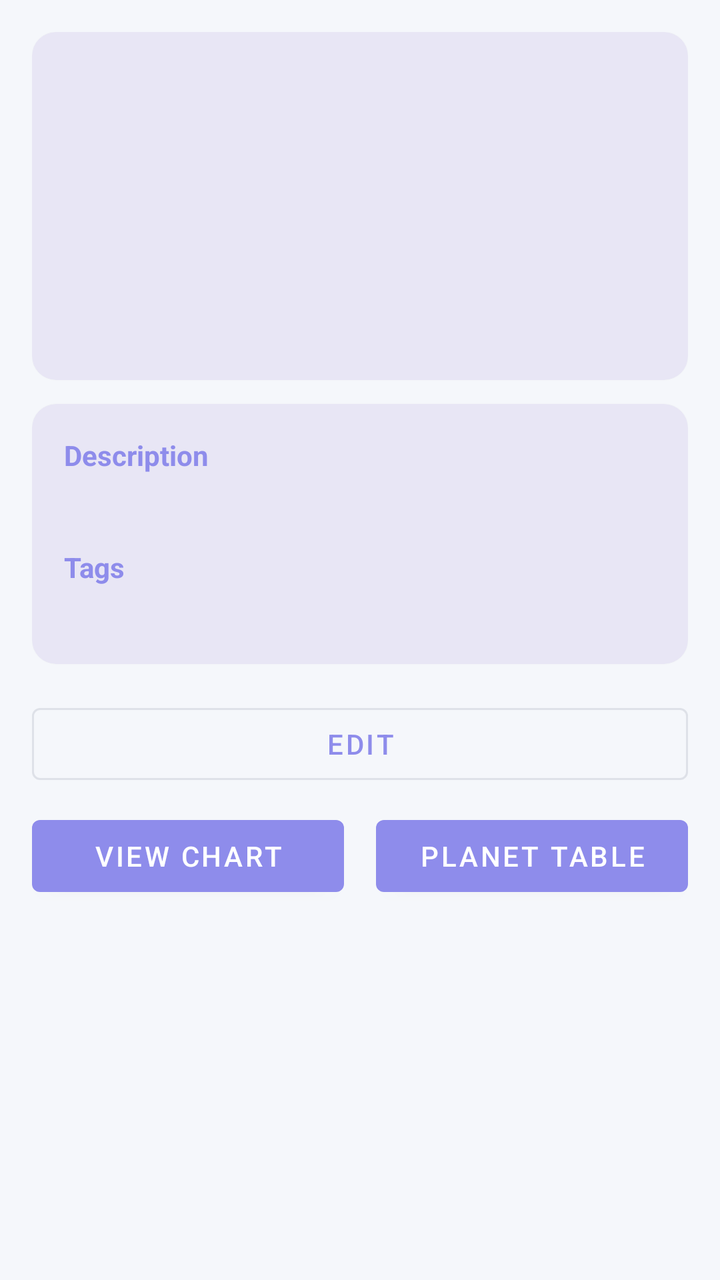
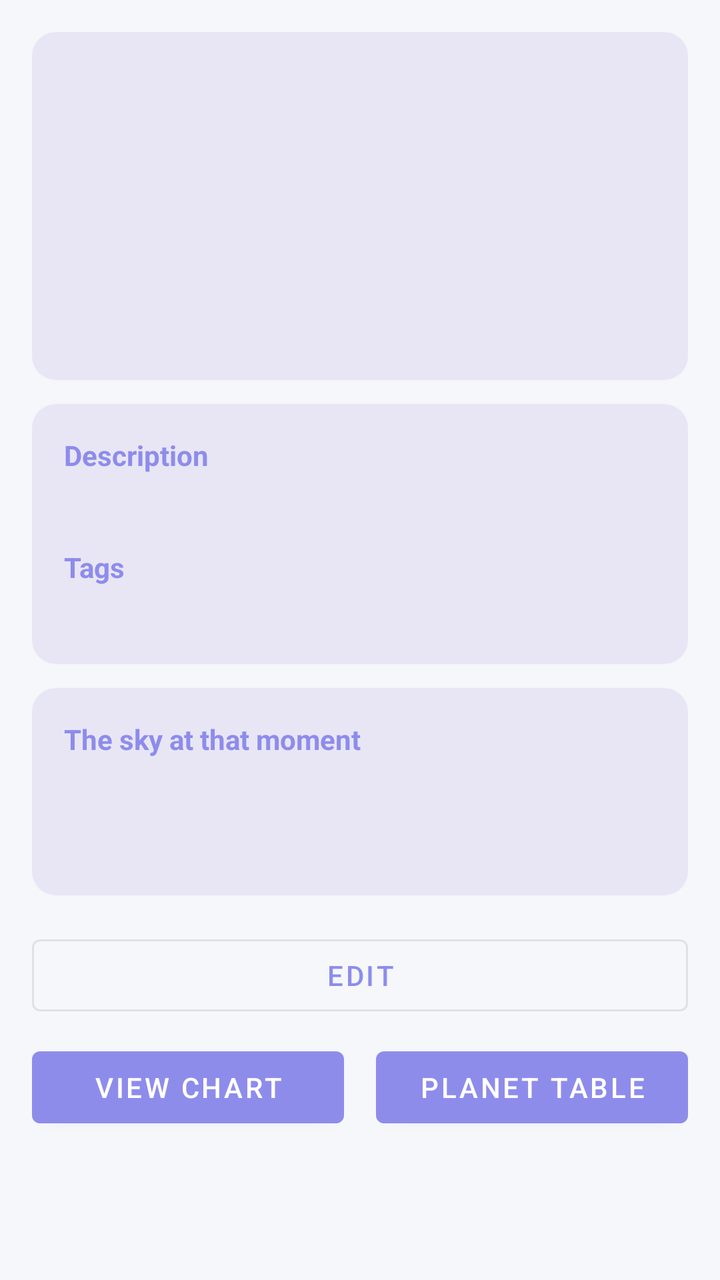

An Android layout rendered at two revisions. The XML below is the earlier revision; the diff shows what the commit changed to produce the second picture.
<!-- AndroidManifest.xml: application theme Theme.AstroDiary -->
<!-- res/layout/fragment_event_detail.xml -->
<?xml version="1.0" encoding="utf-8"?>
<ScrollView
    xmlns:android="http://schemas.android.com/apk/res/android"
    android:layout_width="match_parent"
    android:layout_height="match_parent"
    android:background="@color/background_dark">

    <LinearLayout
        android:layout_width="match_parent"
        android:layout_height="wrap_content"
        android:orientation="vertical"
        android:padding="16dp">

        <com.google.android.material.card.MaterialCardView
            xmlns:app="http://schemas.android.com/apk/res-auto"
            android:layout_width="match_parent"
            android:layout_height="wrap_content"
            app:cardBackgroundColor="@color/surface_dark"
            app:cardCornerRadius="12dp">

            <LinearLayout
                android:layout_width="match_parent"
                android:layout_height="wrap_content"
                android:orientation="vertical"
                android:padding="16dp">

                <TextView
                    android:id="@+id/textName"
                    android:layout_width="wrap_content"
                    android:layout_height="wrap_content"
                    android:textColor="@color/text_primary"
                    android:textSize="20sp"
                    android:textStyle="bold" />

                <TextView
                    android:id="@+id/textDateTime"
                    android:layout_width="wrap_content"
                    android:layout_height="wrap_content"
                    android:layout_marginTop="8dp"
                    android:textColor="@color/text_secondary"
                    android:textSize="14sp" />

                <TextView
                    android:id="@+id/textLocation"
                    android:layout_width="wrap_content"
                    android:layout_height="wrap_content"
                    android:layout_marginTop="4dp"
                    android:textColor="@color/text_secondary"
                    android:textSize="14sp" />

                <TextView
                    android:id="@+id/textTimezone"
                    android:layout_width="wrap_content"
                    android:layout_height="wrap_content"
                    android:layout_marginTop="4dp"
                    android:textColor="@color/text_secondary"
                    android:textSize="13sp" />

                <TextView
                    android:id="@+id/textGlobal"
                    android:layout_width="wrap_content"
                    android:layout_height="wrap_content"
                    android:layout_marginTop="4dp"
                    android:textColor="@color/accent_purple"
                    android:textSize="13sp" />

                <TextView
                    android:id="@+id/textPerson"
                    android:layout_width="wrap_content"
                    android:layout_height="wrap_content"
                    android:layout_marginTop="4dp"
                    android:textColor="@color/gold"
                    android:textSize="13sp" />

            </LinearLayout>

        </com.google.android.material.card.MaterialCardView>

        <com.google.android.material.card.MaterialCardView
            xmlns:app="http://schemas.android.com/apk/res-auto"
            android:layout_width="match_parent"
            android:layout_height="wrap_content"
            android:layout_marginTop="12dp"
            app:cardBackgroundColor="@color/surface_dark"
            app:cardCornerRadius="12dp">

            <LinearLayout
                android:layout_width="match_parent"
                android:layout_height="wrap_content"
                android:orientation="vertical"
                android:padding="16dp">

                <TextView
                    android:layout_width="wrap_content"
                    android:layout_height="wrap_content"
                    android:text="@string/description"
                    android:textColor="@color/gold"
                    android:textStyle="bold" />

                <TextView
                    android:id="@+id/textDescription"
                    android:layout_width="wrap_content"
                    android:layout_height="wrap_content"
                    android:layout_marginTop="6dp"
                    android:textColor="@color/text_primary" />

                <TextView
                    android:layout_width="wrap_content"
                    android:layout_height="wrap_content"
                    android:layout_marginTop="12dp"
                    android:text="@string/tags"
                    android:textColor="@color/gold"
                    android:textStyle="bold" />

                <TextView
                    android:id="@+id/textTags"
                    android:layout_width="wrap_content"
                    android:layout_height="wrap_content"
                    android:layout_marginTop="4dp"
                    android:textColor="@color/accent_purple" />

            </LinearLayout>

        </com.google.android.material.card.MaterialCardView>

        <Button
            android:id="@+id/buttonEdit"
            style="@style/Widget.MaterialComponents.Button.OutlinedButton"
            android:layout_width="match_parent"
            android:layout_height="wrap_content"
            android:layout_marginTop="16dp"
            android:text="@string/edit_birth_data" />

        <LinearLayout
            android:layout_width="match_parent"
            android:layout_height="wrap_content"
            android:layout_marginTop="8dp"
            android:orientation="horizontal">

            <Button
                android:id="@+id/buttonViewChart"
                style="@style/Widget.MaterialComponents.Button"
                android:layout_width="0dp"
                android:layout_height="wrap_content"
                android:layout_marginEnd="8dp"
                android:layout_weight="1"
                android:text="@string/view_chart" />

            <Button
                android:id="@+id/buttonViewTable"
                style="@style/Widget.MaterialComponents.Button"
                android:layout_width="0dp"
                android:layout_height="wrap_content"
                android:layout_marginStart="8dp"
                android:layout_weight="1"
                android:text="@string/view_table" />

        </LinearLayout>

    </LinearLayout>

</ScrollView>
<!-- resources referenced by this layout -->
<resources>
  <color name="accent_purple">#C98DA0</color>
  <color name="background_dark">#F5F7FB</color>
  <color name="gold">#8E8CEB</color>
  <color name="surface_dark">#E8E6F5</color>
  <color name="text_primary">#3A4258</color>
  <color name="text_secondary">#6D7691</color>
  <string name="description">Description</string>
  <string name="edit_birth_data">Edit</string>
  <string name="tags">Tags</string>
  <string name="view_chart">View Chart</string>
  <string name="view_table">Planet Table</string>
  <style name="Theme.AstroDiary" parent="Theme.MaterialComponents.Light.NoActionBar">
          <item name="colorPrimary">@color/md_theme_dark_primary</item>
          <item name="colorPrimaryVariant">@color/md_theme_dark_primaryContainer</item>
          <item name="colorOnPrimary">@color/md_theme_dark_onPrimary</item>
          <item name="colorSecondary">@color/md_theme_dark_secondary</item>
          <item name="colorSecondaryVariant">@color/md_theme_dark_secondaryContainer</item>
          <item name="colorOnSecondary">@color/md_theme_dark_onSecondary</item>
          <item name="colorError">@color/md_theme_dark_error</item>
          <item name="colorOnError">@color/md_theme_dark_onError</item>
          <item name="android:colorBackground">@color/md_theme_dark_background</item>
          <item name="colorOnBackground">@color/md_theme_dark_onBackground</item>
          <item name="colorSurface">@color/md_theme_dark_surface</item>
          <item name="colorOnSurface">@color/md_theme_dark_onSurface</item>
          
          <item name="android:statusBarColor">@color/surface_dark</item>
          <item name="android:navigationBarColor">@color/surface_dark</item>
          <item name="android:windowBackground">@color/md_theme_dark_background</item>
          
          <item name="android:windowLightStatusBar">true</item>
      </style>
  <color name="md_theme_dark_primary">#8E8CEB</color>
  <color name="md_theme_dark_primaryContainer">#E8E6F5</color>
  <color name="md_theme_dark_onPrimary">#FFFFFF</color>
  <color name="md_theme_dark_secondary">#A8C7B5</color>
  <color name="md_theme_dark_secondaryContainer">#DDEBFA</color>
  <color name="md_theme_dark_onSecondary">#FFFFFF</color>
  <color name="md_theme_dark_error">#B3261E</color>
  <color name="md_theme_dark_onError">#FFFFFF</color>
  <color name="md_theme_dark_background">#F5F7FB</color>
  <color name="md_theme_dark_onBackground">#3A4258</color>
  <color name="md_theme_dark_surface">#E8E6F5</color>
  <color name="md_theme_dark_onSurface">#3A4258</color>
</resources>

<!-- the commit's change to res/layout/fragment_event_detail.xml (unified diff, before → after) -->
@@ -123,6 +123,47 @@
 
         </com.google.android.material.card.MaterialCardView>
 
+        <com.google.android.material.card.MaterialCardView
+            xmlns:app="http://schemas.android.com/apk/res-auto"
+            android:layout_width="match_parent"
+            android:layout_height="wrap_content"
+            android:layout_marginTop="12dp"
+            app:cardBackgroundColor="@color/surface_dark"
+            app:cardCornerRadius="12dp">
+
+            <LinearLayout
+                android:layout_width="match_parent"
+                android:layout_height="wrap_content"
+                android:orientation="vertical"
+                android:padding="16dp">
+
+                <TextView
+                    android:layout_width="wrap_content"
+                    android:layout_height="wrap_content"
+                    android:text="@string/event_sky_title"
+                    android:textColor="@color/gold"
+                    android:textStyle="bold" />
+
+                <TextView
+                    android:id="@+id/textSkyLine"
+                    android:layout_width="match_parent"
+                    android:layout_height="wrap_content"
+                    android:layout_marginTop="6dp"
+                    android:textColor="@color/text_primary"
+                    android:textSize="16sp" />
+
+                <TextView
+                    android:id="@+id/textSkyMeaning"
+                    android:layout_width="match_parent"
+                    android:layout_height="wrap_content"
+                    android:layout_marginTop="6dp"
+                    android:textColor="@color/text_secondary"
+                    android:textSize="14sp" />
+
+            </LinearLayout>
+
+        </com.google.android.material.card.MaterialCardView>
+
         <Button
             android:id="@+id/buttonEdit"
             style="@style/Widget.MaterialComponents.Button.OutlinedButton"
<!-- resource entries referenced after the edit -->
@@ -8,6 +8,7 @@
   <color name="text_secondary">#6D7691</color>
   <string name="description">Description</string>
   <string name="edit_birth_data">Edit</string>
+  <string name="event_sky_title">The sky at that moment</string>
   <string name="tags">Tags</string>
   <string name="view_chart">View Chart</string>
   <string name="view_table">Planet Table</string>
